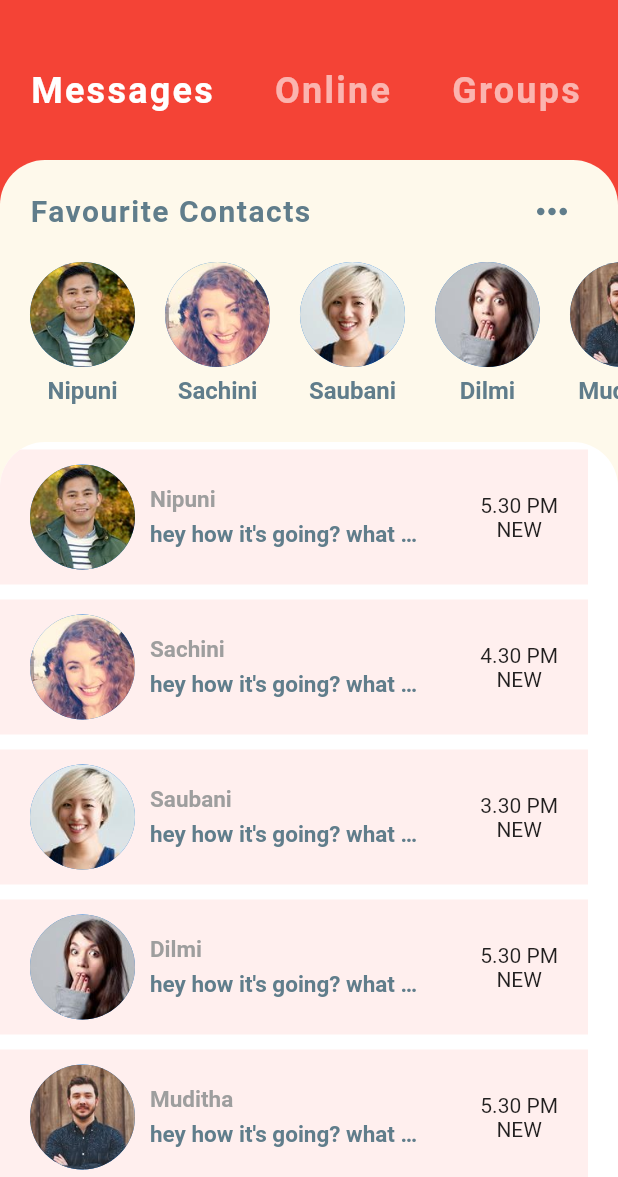
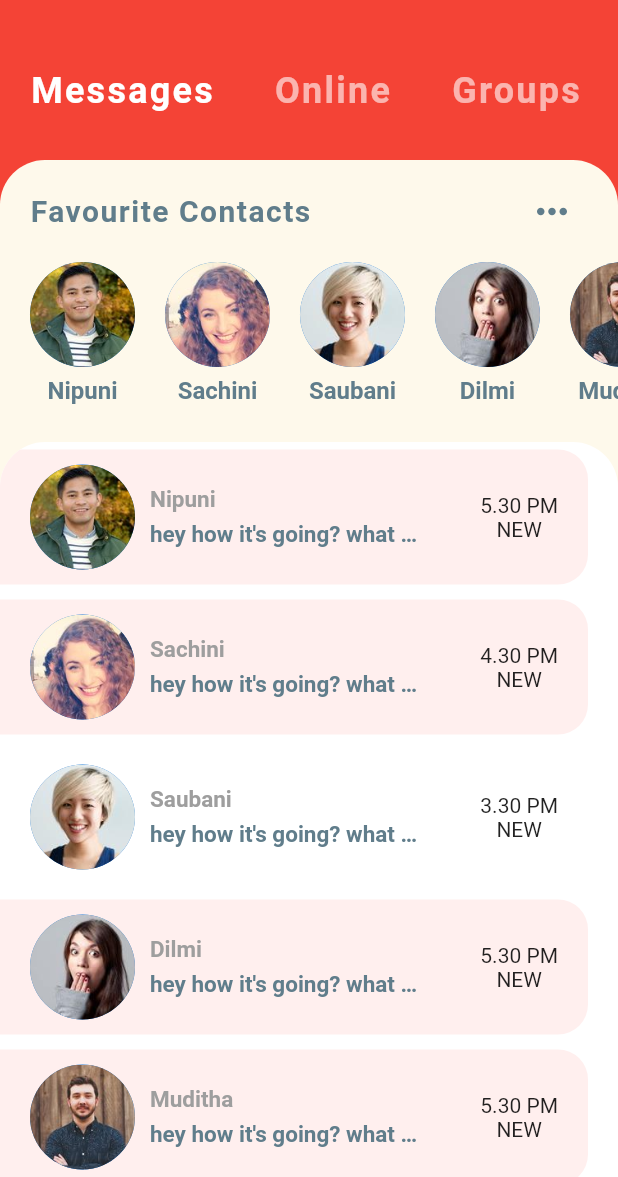
Before and after one commit to NipuniKodithuwakku/chat-app, a Flutter app: the screen it shows after launch, on a phone screen of 412 x 824 dp, the part 59-1236 px from its top. Run offline on Flutter 3.47's test engine with Material 2 defaults, Android fonts, the phone set to English and light mode, and no system bars.

Commit message:
make unread chats another color

```diff
--- a/lib/widgets/recent_chats.dart
+++ b/lib/widgets/recent_chats.dart
@@ -25,7 +25,12 @@ class RecentChats extends StatelessWidget {
                   padding:
                       EdgeInsets.symmetric(horizontal: 20.0, vertical: 10.0),
                   decoration: BoxDecoration(
-                    color: Color(0xFFFFEFEE),
+                    color:
+                        chats[index].unread ? Color(0xFFFFEFEE) : Colors.white,
+                    borderRadius: BorderRadius.only(
+                      topRight: Radius.circular(20.0),
+                      bottomRight: Radius.circular(20.0),
+                    ),
                   ),
                   child: Row(
                     mainAxisAlignment: MainAxisAlignment.spaceBetween,
```
